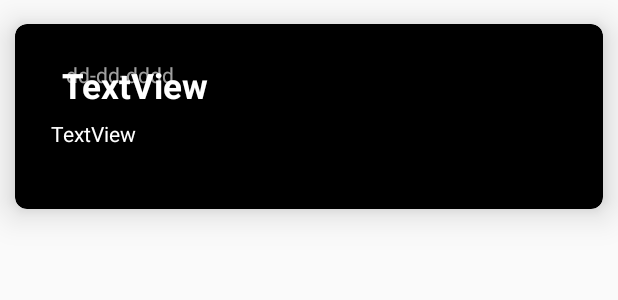
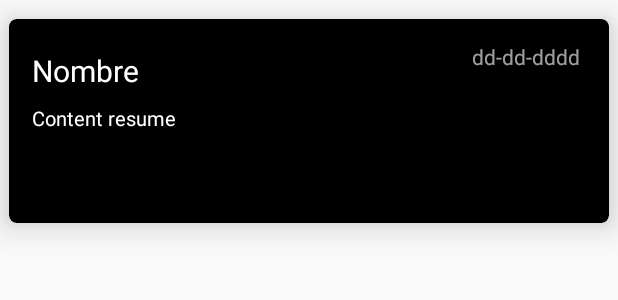
Before and after one commit to daniojz/DarkNotes, an Android app: the layout custom_card_nota.xml on its own in the app's theme, with its tools: preview values and no code run, on a phone screen of 412 x 824 dp. Shown: the top 300 px of the screen. Run offline under Robolectric (Android 15) with nearby library versions, the phone set to English and light mode, and no system bars.

Commit message:
Cambio en el diseño y en la funcionalidad de eliminar nota.

```diff
--- a/app/src/main/java/com/example/note2020/view/NoteEditor.kt
+++ b/app/src/main/java/com/example/note2020/view/NoteEditor.kt
@@ -4,6 +4,7 @@ import android.content.Context
 import android.content.Intent
 import android.content.SharedPreferences
 import android.os.Bundle
+import android.util.Log
 import android.view.View
 import androidx.appcompat.app.AppCompatActivity
 import com.example.note2020.R
@@ -50,6 +51,7 @@ class NoteEditor : AppCompatActivity() {
 
 
     override fun finish() {
+        Log.d("app", tv_editNoteContent.text.toString())
         var data = Intent()
         data.putExtra("contenidoNota", tv_editNoteContent.text.toString())
         data.putExtra("nombreNota", et_nombreNota.text.toString())
--- a/app/src/main/res/layout/activity_main.xml
+++ b/app/src/main/res/layout/activity_main.xml
@@ -17,7 +17,7 @@
     <include layout="@layout/content_main" />
 
     <com.google.android.material.floatingactionbutton.FloatingActionButton
-        android:id="@+id/fab"
+        android:id="@+id/fab_add"
         android:layout_width="wrap_content"
         android:layout_height="wrap_content"
         android:layout_gravity="bottom|end"
@@ -27,4 +27,5 @@
         app:backgroundTint="#000000"
         app:srcCompat="@drawable/logo_add" />
 
+    <include layout="@layout/trash_button"></include>
 </androidx.coordinatorlayout.widget.CoordinatorLayout>
--- a/app/src/main/res/layout/activity_note_editor.xml
+++ b/app/src/main/res/layout/activity_note_editor.xml
@@ -39,7 +39,7 @@
                 android:layout_height="wrap_content"
                 android:foregroundTint="#FFFFFF"
                 android:gravity="top|left"
-                android:padding="30dp"
+                android:padding="25dp"
                 android:text="TextView"
                 android:textColor="#FFFFFF"
                 android:textSize="20sp"
@@ -48,7 +48,7 @@
                 app:layout_constraintStart_toStartOf="parent"
                 app:layout_constraintTop_toTopOf="@+id/tv_editNoteContent"
                 android:textCursorDrawable="@null"
-                android:inputType="textNoSuggestions"/>
+                android:inputType="textMultiLine"/>
         </LinearLayout>
 
     </LinearLayout>
--- a/app/src/main/res/layout/custom_card_nota.xml
+++ b/app/src/main/res/layout/custom_card_nota.xml
@@ -4,15 +4,15 @@
     xmlns:card_view="http://schemas.android.com/apk/res-auto"
     xmlns:tools="http://schemas.android.com/tools"
     android:layout_width="match_parent"
-    android:layout_height="135dp"
-    android:layout_marginLeft="5dp"
-    android:layout_marginTop="10dp"
-    android:layout_marginRight="5dp"
+    android:layout_height="145dp"
+    android:layout_marginLeft="2dp"
+    android:layout_marginTop="8dp"
+    android:layout_marginRight="2dp"
     android:elevation="15dp"
     android:translationZ="12dp"
     android:onClick="onClickNota"
     card_view:cardBackgroundColor="#000000"
-    card_view:cardCornerRadius="8dp"
+    card_view:cardCornerRadius="5dp"
     card_view:cardUseCompatPadding="true"
     card_view:contentPadding="0dp"
     android:stateListAnimator="@drawable/smash_card">
@@ -27,8 +27,52 @@
         android:layout_width="match_parent"
         android:layout_height="match_parent"
         android:background="#00AE8787"
-        android:padding="20dp">
+        android:padding="15dp">
 
+        <TextView
+            android:id="@+id/card_tvNombre"
+            android:layout_width="wrap_content"
+            android:layout_height="36dp"
+            android:text="Nombre"
+            android:textColor="#FFFFFF"
+            android:textSize="20dp"
+            app:layout_constraintBottom_toBottomOf="parent"
+            app:layout_constraintEnd_toEndOf="parent"
+            app:layout_constraintHorizontal_bias="0.0"
+            app:layout_constraintStart_toStartOf="parent"
+            app:layout_constraintTop_toTopOf="parent"
+            app:layout_constraintVertical_bias="0.081"></TextView>
+
+        <TextView
+            android:id="@+id/card_tvAsunto"
+            android:layout_width="match_parent"
+            android:layout_height="65dp"
+            android:text="Content resume"
+            android:textColor="#FFFFFF"
+            android:textSize="13dp"
+            app:layout_constraintBottom_toBottomOf="parent"
+            app:layout_constraintEnd_toEndOf="parent"
+            app:layout_constraintHorizontal_bias="0.432"
+            app:layout_constraintStart_toStartOf="parent"
+            app:layout_constraintTop_toBottomOf="@+id/card_tvNombre"
+            app:layout_constraintVertical_bias="0.0"></TextView>
+
+        <TextView
+            android:id="@+id/card_tvFecha"
+            android:layout_width="100dp"
+            android:layout_height="20dp"
+
+            android:layout_marginEnd="4dp"
+            android:padding="0dp"
+            android:text="dd-dd-dddd"
+            android:textAlignment="textEnd"
+            android:textColor="#9FFFFFFF"
+            app:layout_constraintBottom_toTopOf="@+id/card_tvAsunto"
+            app:layout_constraintEnd_toEndOf="parent"
+            app:layout_constraintTop_toTopOf="parent"
+            app:layout_constraintVertical_bias="0.0"></TextView>
+
+        <!--
                 <TextView
                     android:id="@+id/card_tvNombre"
                     android:layout_width="252dp"
@@ -69,7 +113,7 @@
                     android:textColor="#9FFFFFFF"
                     app:layout_constraintTop_toTopOf="parent"
                     tools:layout_editor_absoluteX="251dp"></TextView>
-
+        -->
     </androidx.constraintlayout.widget.ConstraintLayout>
 
 </androidx.cardview.widget.CardView>
--- a/app/src/main/res/layout/toolbar_note.xml
+++ b/app/src/main/res/layout/toolbar_note.xml
@@ -12,7 +12,7 @@
     app:navigationIcon="@drawable/abc_vector_test">
     <androidx.constraintlayout.widget.ConstraintLayout
         android:layout_width="match_parent"
-        android:layout_height="wrap_content">
+        android:layout_height="match_parent">
 
 
         <ImageButton
--- a/build.gradle
+++ b/build.gradle
@@ -9,7 +9,7 @@ buildscript {
         jcenter()
     }
     dependencies {
-        classpath "com.android.tools.build:gradle:4.0.1"
+        classpath 'com.android.tools.build:gradle:4.1.1'
         classpath "org.jetbrains.kotlin:kotlin-gradle-plugin:$kotlin_version"
 
         // NOTE: Do not place your application dependencies here; they belong
```
Also changed, not shown: app/src/main/java/com/example/note2020/adapter/CustomAdapter.kt (+9 -8 lines), app/src/main/java/com/example/note2020/view/MainActivity.kt (+68 -13 lines), app/src/main/res/layout/trash_button.xml (added, +17 -0 lines), gradle/wrapper/gradle-wrapper.properties. Lines whose indentation alone changed are shown as unchanged.
